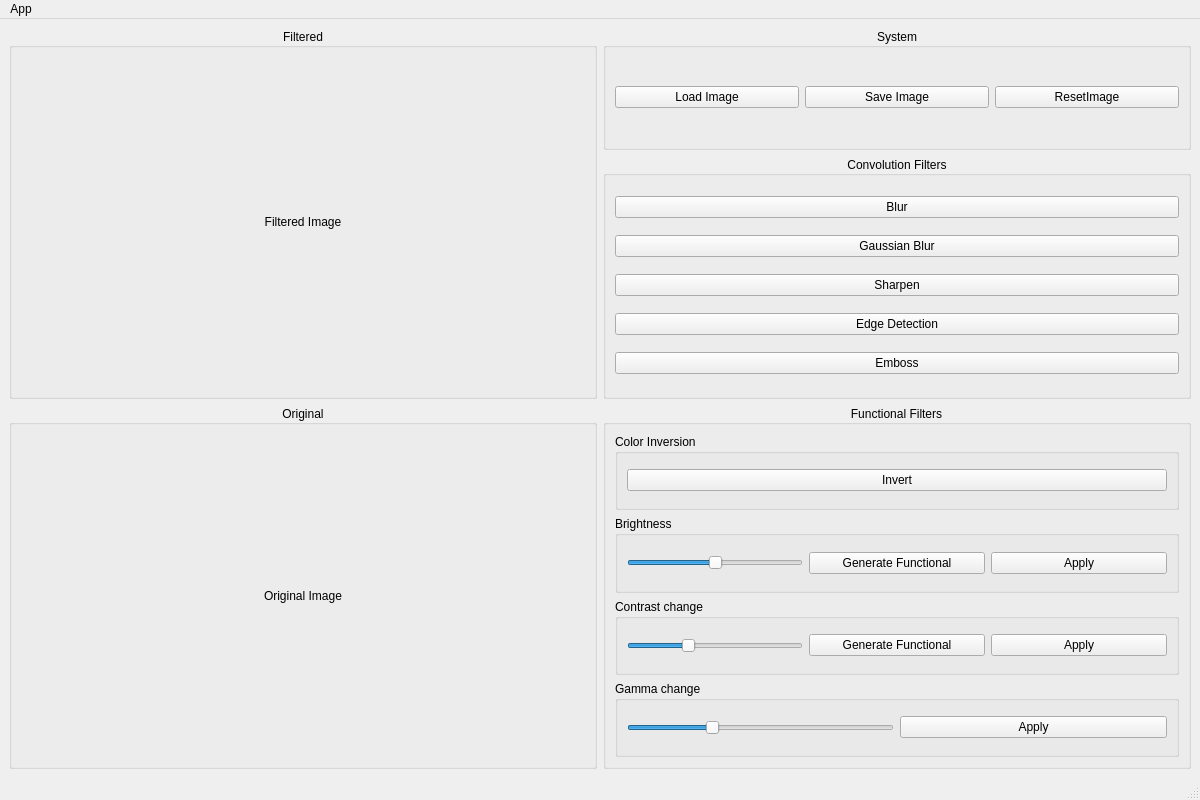
Before: the Qt Designer form mainwindow.ui in mvishiu11/ImageFilteringApp, drawn with Qt 5.
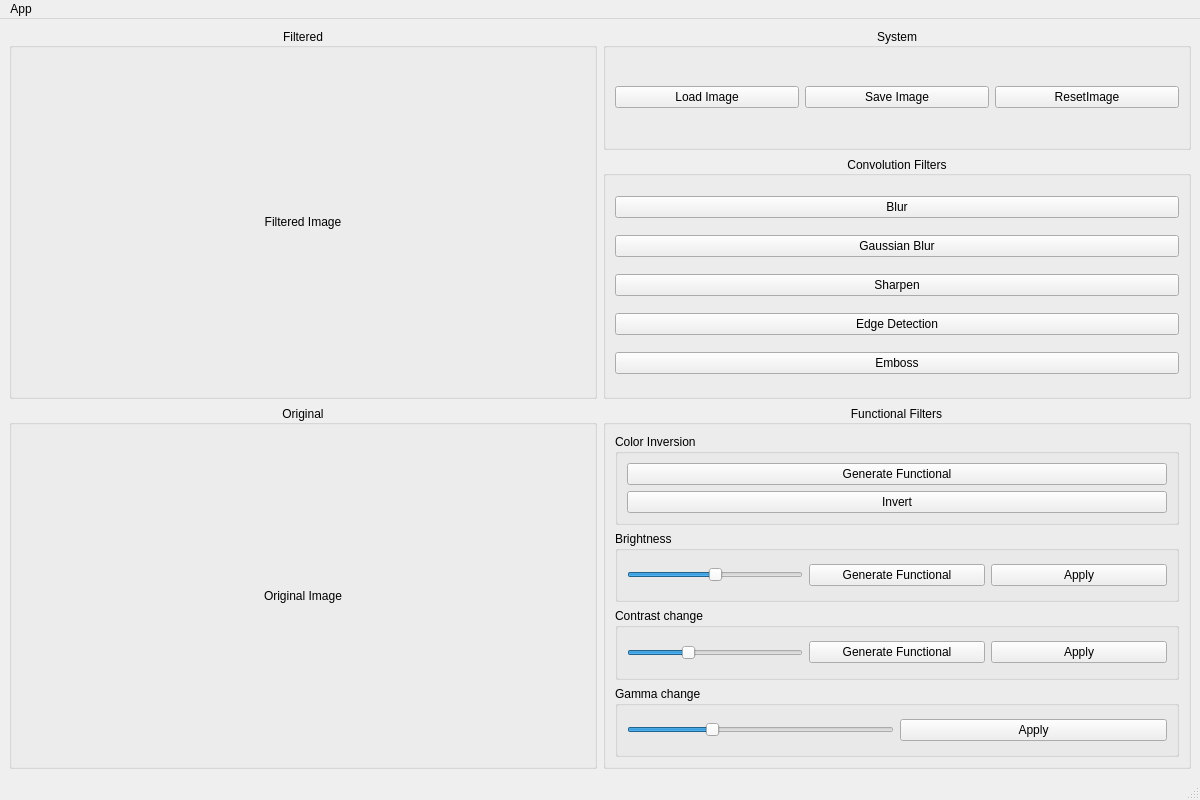
After: the same form once the commit is applied. Icons and pictures are not drawn.

Commit message: feat: allow for initial curves in functional editor

Patch:
```diff
--- a/mainwindow.ui
+++ b/mainwindow.ui
@@ -244,6 +244,13 @@
           <string>Color Inversion</string>
          </property>
          <layout class="QVBoxLayout" name="verticalLayout_2">
+          <item>
+           <widget class="QPushButton" name="btnGenerateInvert">
+            <property name="text">
+             <string>Generate Functional</string>
+            </property>
+           </widget>
+          </item>
           <item>
            <widget class="QPushButton" name="btnInvert">
             <property name="text">
```
Left out of the diff: 6 changed lines with no effect on the pictures. The commit also changes 6 other files.
